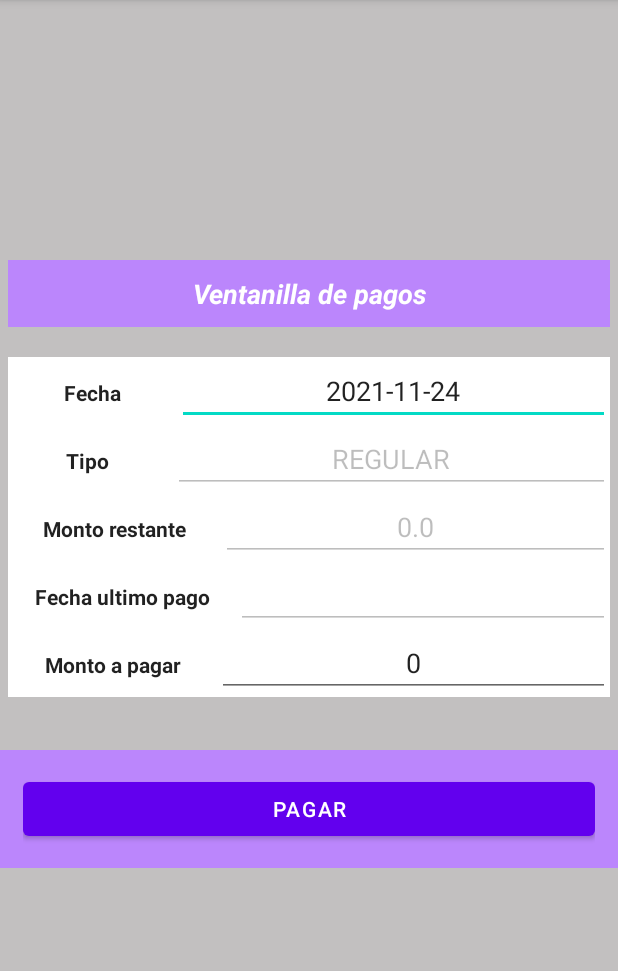
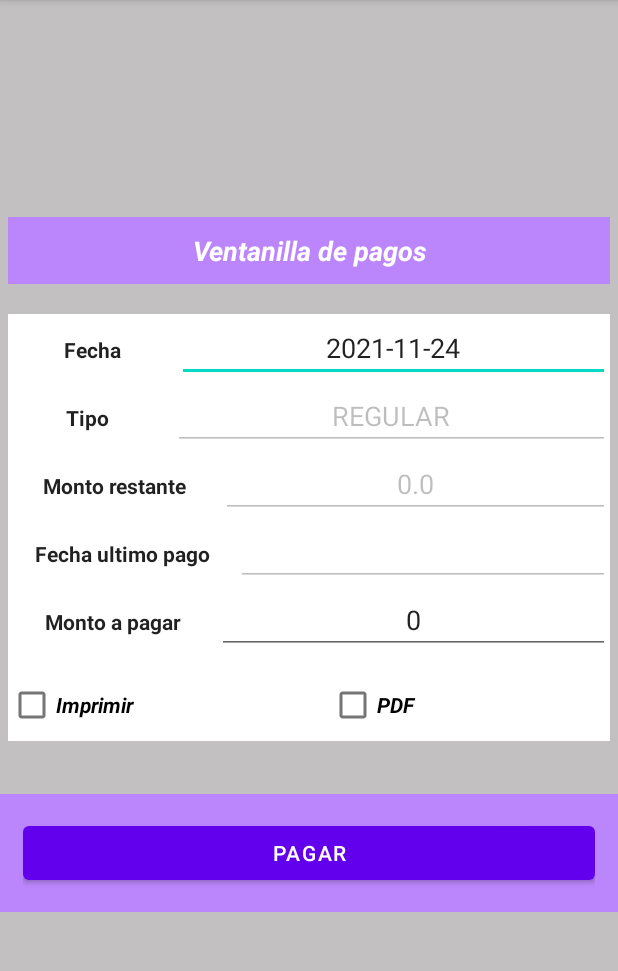
Before and after one commit to Graco-02/TePrestoOnlineX, an Android app: the Pago screen opened directly, with no data from a screen before it, on a phone screen of 412 x 824 dp, the part 84-1055 px from its top. Run offline under Robolectric (Android 15) with nearby library versions, the phone set to English and light mode, and no system bars; our stand-ins replace Firebase (no records; nobody signed in at launch, a user with empty details on screens opened directly); 13 statements that could not run were skipped.

Commit message:
modificaciones 2021-11-24 correcciones proceso de cobro. amortizacion de pagos. se agregan las opciones de imprimir el recibo y generar el pdf en el pago

```diff
--- a/app/src/main/res/layout/activity_pago.xml
+++ b/app/src/main/res/layout/activity_pago.xml
@@ -274,6 +274,31 @@
 
             </LinearLayout>
 
+            <LinearLayout
+                android:layout_width="match_parent"
+                android:layout_height="wrap_content"
+                android:layout_marginTop="10dp"
+                android:orientation="horizontal">
+
+                <CheckBox
+                    android:id="@+id/pago_cheq_imp_recibo"
+                    android:layout_width="wrap_content"
+                    android:layout_height="wrap_content"
+                    android:layout_weight="1"
+                    android:text="Imprimir"
+                    android:textAppearance="@style/TextAppearance.AppCompat.Body1"
+                    android:textStyle="bold|italic" />
+                <CheckBox
+                    android:id="@+id/pago_cheq_pdf"
+                    android:layout_width="wrap_content"
+                    android:layout_height="wrap_content"
+                    android:layout_weight="1"
+                    android:text="PDF"
+                    android:textAppearance="@style/TextAppearance.AppCompat.Body1"
+                    android:textStyle="bold|italic" />
+            </LinearLayout>
+
+
         </LinearLayout>
 
         <LinearLayout
```
Also changed, not shown: app/src/main/java/com/example/teprestoonline/Pago.java (+41 -20 lines), app/src/main/java/com/example/teprestoonline/utilidades/Proceso_cobro.java (+6 -3 lines), app/src/main/res/layout/prestamo_view.xml (+6 -2 lines).
